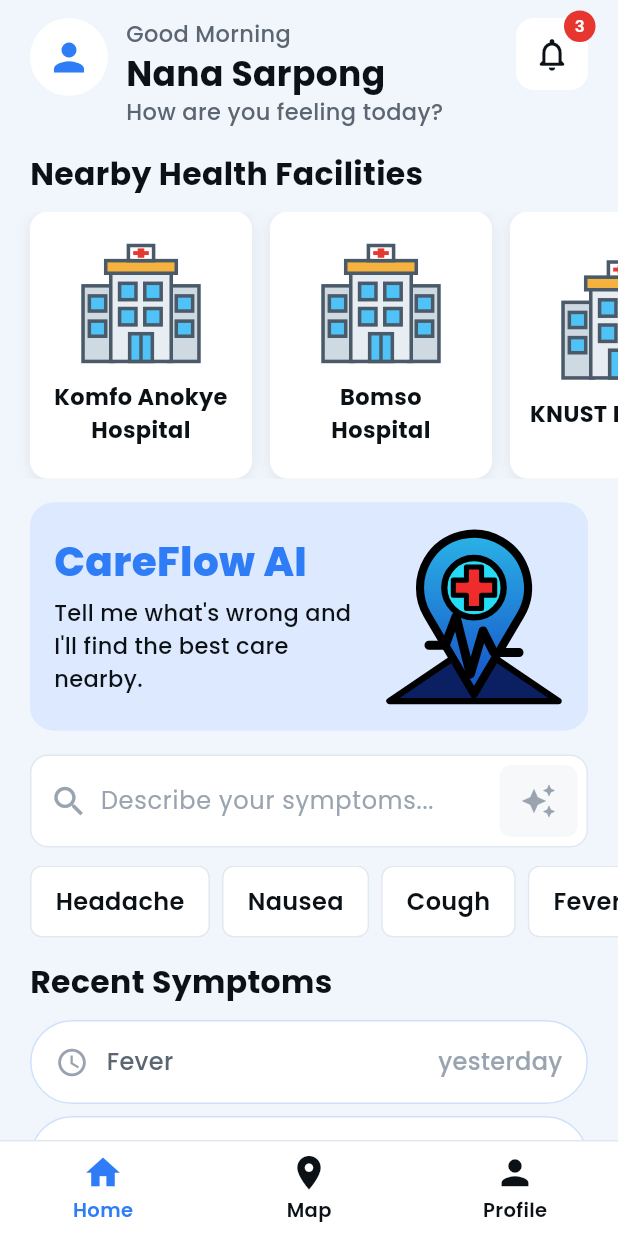
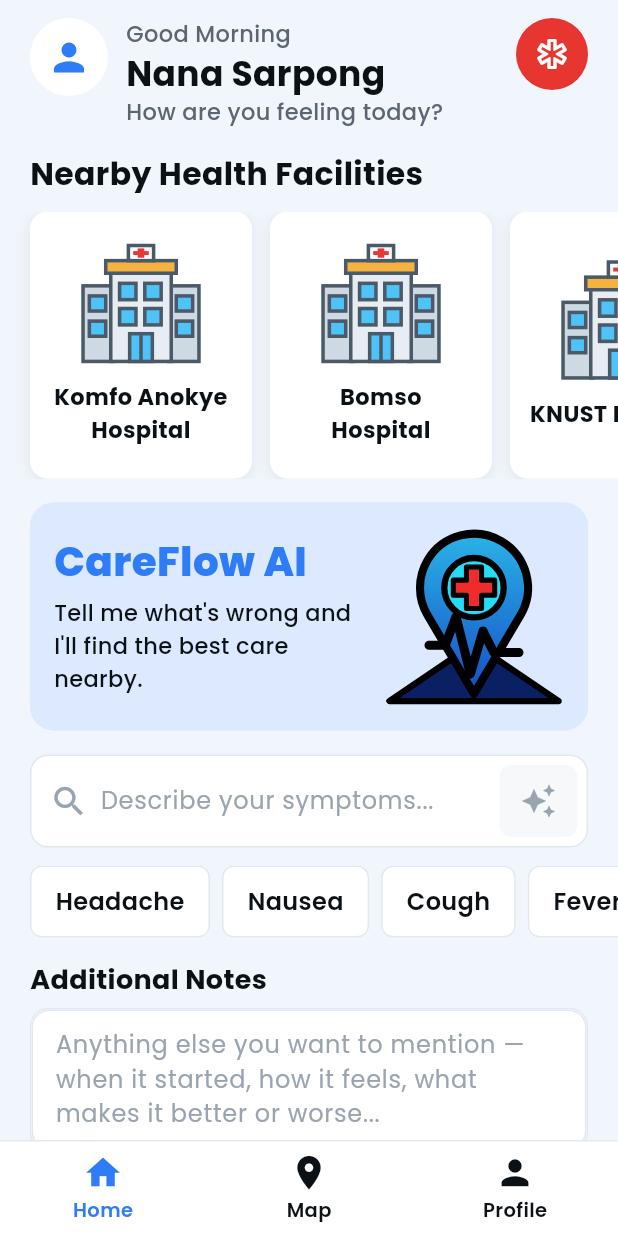
Before and after one commit to Sndapaah/careflow, a Flutter app: the screen it shows after launch, after a tap on "Google", on a phone screen of 412 x 824 dp. Run offline on Flutter 3.47's test engine with Material 3 defaults, Android fonts, the phone set to English and light mode, and no system bars; our stand-ins replace equatable, flutter_bloc, flutter_map, geolocator, get_it, go_router and 3 more; accounts and stored records are empty.

Commit message:
Added emergency button trigger

```diff
--- a/frontend/careflow_app/lib/features/home/presentation/pages/home_page.dart
+++ b/frontend/careflow_app/lib/features/home/presentation/pages/home_page.dart
@@ -4,16 +4,15 @@ import 'package:go_router/go_router.dart';
 
 import '../../../../app/router/app_routes.dart';
 import '../../../../core/di/injector.dart';
+import '../../../../core/theme/app_colors.dart';
 import '../../../../core/theme/app_dimens.dart';
 import '../../../../core/theme/app_text_styles.dart';
+import '../../../../core/usecases/usecase.dart';
+import '../../../../core/widgets/app_buttons.dart';
 import '../../../facilities/domain/entities/facility.dart';
-import '../../../symptoms/domain/entities/symptom_analysis.dart';
-import '../../../../core/theme/app_colors.dart';
-import '../../../../core/usecases/usecase.dart';
-import '../../../../core/utils/emergency_detector.dart';
-import '../../../../core/widgets/app_buttons.dart';
 import '../../../profile/domain/entities/patient_profile.dart';
 import '../../../profile/domain/usecases/profile_usecases.dart';
+import '../../../symptoms/domain/entities/symptom_analysis.dart';
 import '../bloc/home_bloc.dart';
 import '../widgets/home_widgets.dart';
 
@@ -38,28 +37,33 @@ class _HomeView extends StatefulWidget {
 
 class _HomeViewState extends State<_HomeView> {
   final TextEditingController _symptomController = TextEditingController();
+  final TextEditingController _notesController = TextEditingController();
   final FocusNode _symptomFocus = FocusNode();
 
   @override
   void dispose() {
     _symptomController.dispose();
+    _notesController.dispose();
     _symptomFocus.dispose();
     super.dispose();
   }
 
-  Future<void> _analyze(BuildContext context, String query) async {
+  /// Bundles the typed symptoms with any free-text notes before handing off
+  /// to the AI analysis screen — notes ride along as one extra "symptom"
+  /// entry so the analyzer sees the full picture the patient described.
+  void _analyze(BuildContext context, String query) {
     final List<String> symptoms = query
         .split(RegExp(r'[,\n]'))
         .map((String s) => s.trim())
         .where((String s) => s.isNotEmpty)
         .toList();
-  if (symptoms.isEmpty) return;
 
-  if (EmergencyDetector.isEmergency(symptoms)) {
-    await _handleEmergencyFlow(context);
-    return;
+    final String notes = _notesController.text.trim();
+    if (notes.isNotEmpty) {
+      symptoms.add('Additional notes: $notes');
     }
 
+    if (symptoms.isEmpty) return;
     context.push(AppRoutes.analysis, extra: symptoms);
   }
 
@@ -97,7 +101,9 @@ Future<void> _callEmergencyContact(BuildContext context) async {
           ..hideCurrentSnackBar()
           ..showSnackBar(
             SnackBar(
-            content: Text('Calling ${contact.fullName} — ${contact.phoneNumber}'),
+              content: Text(
+                'Calling ${contact.fullName} — ${contact.phoneNumber}',
+              ),
             ),
           );
       }
@@ -140,8 +146,7 @@ Future<void> _callEmergencyContact(BuildContext context) async {
                     child: GreetingHeader(
                       greeting: state.greeting,
                       name: state.patientName,
-                      unreadCount: state.unreadNotifications,
-                      onNotifications: () => context.push(AppRoutes.notifications),
+                      onEmergency: () => _handleEmergencyFlow(context),
                     ),
                   ),
                   const _SectionTitle('Nearby Health Facilities'),
@@ -177,6 +182,11 @@ Future<void> _callEmergencyContact(BuildContext context) async {
                     },
                   ),
                   const SizedBox(height: AppSpacing.md),
+                  Padding(
+                    padding: AppSpacing.page,
+                    child: AdditionalNotesField(controller: _notesController),
+                  ),
+                  const SizedBox(height: AppSpacing.md),
                   const _SectionTitle('Recent Symptoms'),
                   const SizedBox(height: AppSpacing.sm),
                   for (final RecentSymptom symptom in state.recentSymptoms)
@@ -187,10 +197,7 @@ Future<void> _callEmergencyContact(BuildContext context) async {
                         AppSpacing.gutter,
                         AppSpacing.xs,
                       ),
-                      child: RecentSymptomTile(
-                        symptom: symptom,
-                      //  onTap: () => _analyze(context, symptom.label),
-                      ),
+                      child: RecentSymptomTile(symptom: symptom),
                     ),
                   const SizedBox(height: AppSpacing.md),
                   if (state.tip != null)
@@ -221,6 +228,7 @@ class _SectionTitle extends StatelessWidget {
     );
   }
 }
+
 enum _EmergencyCallChoice { contact, facility }
 
 class _EmergencyDetectedDialog extends StatelessWidget {
@@ -301,11 +309,15 @@ class _EmergencyDialogShell extends StatelessWidget {
               color: AppColors.danger.withValues(alpha: 0.1),
               shape: BoxShape.circle,
             ),
-            child: const Icon(Icons.error_outline, color: AppColors.danger, size: 34),
+            child: const Icon(
+              Icons.error_outline,
+              color: AppColors.danger,
+              size: 34,
+            ),
           ),
           const SizedBox(height: AppSpacing.md),
           Text(
-            'Emergency Symptom Detected',
+            'Emergency Button Triggered',
             textAlign: TextAlign.center,
             style: AppTextStyles.h2.copyWith(fontSize: 20),
           ),
--- a/frontend/careflow_app/lib/features/home/presentation/widgets/home_widgets.dart
+++ b/frontend/careflow_app/lib/features/home/presentation/widgets/home_widgets.dart
@@ -9,20 +9,18 @@ import '../../../facilities/domain/entities/facility.dart';
 import '../../../symptoms/domain/entities/symptom_analysis.dart';
 import '../../domain/entities/health_tip.dart';
 
-/// Avatar, greeting and the notification bell.
+/// Avatar, greeting and the emergency trigger.
 class GreetingHeader extends StatelessWidget {
   const GreetingHeader({
     super.key,
     required this.greeting,
     required this.name,
-    required this.unreadCount,
-    this.onNotifications,
+    required this.onEmergency,
   });
 
   final String greeting;
   final String name;
-  final int unreadCount;
-  final VoidCallback? onNotifications;
+  final VoidCallback onEmergency;
 
   @override
   Widget build(BuildContext context) {
@@ -65,62 +63,31 @@ class GreetingHeader extends StatelessWidget {
             ],
           ),
         ),
-        _NotificationBell(count: unreadCount, onTap: onNotifications),
+        _EmergencyIconButton(onTap: onEmergency),
       ],
     );
   }
 }
 
-class _NotificationBell extends StatelessWidget {
-  const _NotificationBell({required this.count, this.onTap});
+class _EmergencyIconButton extends StatelessWidget {
+  const _EmergencyIconButton({required this.onTap});
 
-  final int count;
-  final VoidCallback? onTap;
+  final VoidCallback onTap;
 
   @override
   Widget build(BuildContext context) {
-    return Stack(
-      clipBehavior: Clip.none,
-      children: <Widget>[
-        Material(
-          color: AppColors.surface,
-          borderRadius: BorderRadius.circular(AppRadius.sm),
+    return Material(
+      color: AppColors.danger,
+      shape: const CircleBorder(),
       child: InkWell(
+        customBorder: const CircleBorder(),
         onTap: onTap,
-            borderRadius: BorderRadius.circular(AppRadius.sm),
         child: const SizedBox(
           width: 48,
           height: 48,
-              child: Icon(
-                Icons.notifications_none_rounded,
-                size: 26,
-                color: AppColors.textPrimary,
+          child: Icon(Icons.emergency_outlined, color: Colors.white, size: 24),
         ),
       ),
-          ),
-        ),
-        if (count > 0)
-          Positioned(
-            top: -5,
-            right: -5,
-            child: Container(
-              padding: const EdgeInsets.symmetric(horizontal: 6, vertical: 2),
-              decoration: const BoxDecoration(
-                color: AppColors.danger,
-                shape: BoxShape.circle,
-              ),
-              constraints: const BoxConstraints(minWidth: 21, minHeight: 21),
-              alignment: Alignment.center,
-              child: Text(
-                '$count',
-                style: AppTextStyles.badge.copyWith(
-                  color: Colors.white,
-                  fontSize: 11,
-                ),
-              ),
-            ),
-          ),
-      ],
     );
   }
 }
@@ -384,6 +351,54 @@ class QuickSymptomChips extends StatelessWidget {
   }
 }
 
+/// Free-text space for anything the patient wants to add that doesn't fit
+/// the structured symptom search — context, timeline, how they're feeling.
+/// Folded into the symptoms list on analyze; not yet persisted separately.
+class AdditionalNotesField extends StatelessWidget {
+  const AdditionalNotesField({super.key, required this.controller});
+
+  final TextEditingController controller;
+
+  @override
+  Widget build(BuildContext context) {
+    return Column(
+      crossAxisAlignment: CrossAxisAlignment.start,
+      children: <Widget>[
+        Text(
+          'Additional Notes',
+          style: AppTextStyles.h2.copyWith(fontSize: 18),
+        ),
+        const SizedBox(height: AppSpacing.xs),
+        Container(
+          decoration: BoxDecoration(
+            color: AppColors.surface,
+            borderRadius: BorderRadius.circular(AppRadius.sm),
+            border: Border.all(color: AppColors.border),
+          ),
+          child: TextField(
+            controller: controller,
+            maxLines: 4,
+            minLines: 3,
+            style: AppTextStyles.bodyLarge,
+            decoration: InputDecoration(
+              isDense: true,
+              border: InputBorder.none,
+              contentPadding: const EdgeInsets.all(AppSpacing.sm),
+              hintText:
+                  'Anything else you want to mention — when it started, '
+                  'how it feels, what makes it better or worse...',
+              hintStyle: AppTextStyles.bodyLarge.copyWith(
+                color: AppColors.textMuted,
+                fontWeight: FontWeight.w400,
+              ),
+            ),
+          ),
+        ),
+      ],
+    );
+  }
+}
+
 /// A previously logged symptom with its relative timestamp.
 class RecentSymptomTile extends StatelessWidget {
   const RecentSymptomTile({super.key, required this.symptom, this.onTap});
@@ -507,7 +522,6 @@ class _WaterGlassPainter extends CustomPainter {
   void paint(Canvas canvas, Size size) {
     final double s = size.shortestSide;
 
-    // Tapered tumbler.
     final Path glass = Path()
       ..moveTo(0.24 * s, 0.16 * s)
       ..lineTo(0.76 * s, 0.16 * s)
@@ -532,7 +546,6 @@ class _WaterGlassPainter extends CustomPainter {
         ..color = const Color(0xFF9CC7DE),
     );
 
-    // Leaves resting at the base.
     final Paint leaf = Paint()..color = const Color(0xFF5FBF6B);
     for (final double dx in <double>[0.10, 0.86]) {
       canvas.save();
```
Also changed, not shown: frontend/careflow_app/lib/features/symptoms/data/repositories/symptom_repository_impl.dart (line endings or trailing spaces). Lines whose indentation alone changed are shown as unchanged.
